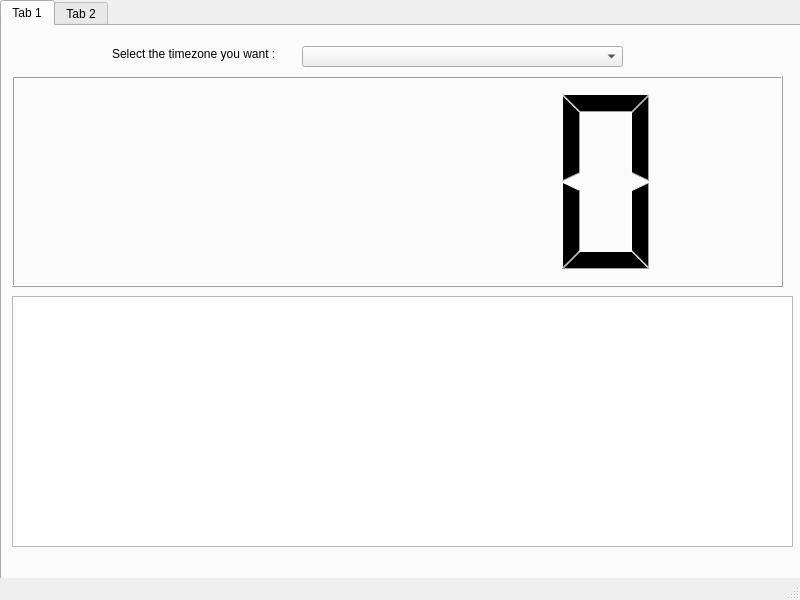
Above: maindesktopweadtwindow.ui from Vicken-Ghoubiguian/desktopWeaDTApp before the change. Below: the same form after it.
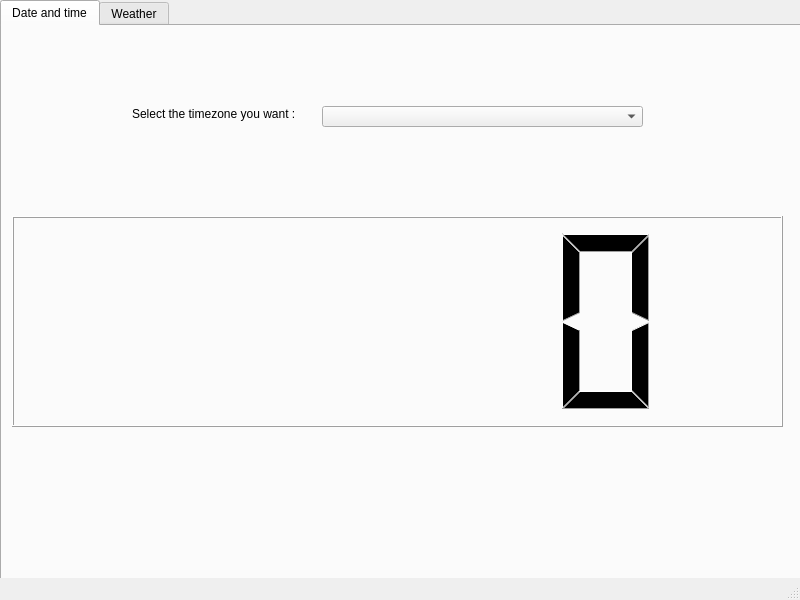
That is the form after the change.

```diff
--- a/maindesktopweadtwindow.ui
+++ b/maindesktopweadtwindow.ui
@@ -27,20 +27,7 @@
      <string/>
     </property>
    </widget>
-   <widget class="QLabel" name="weatherDisplayer">
-    <property name="geometry">
-     <rect>
-      <x>540</x>
-      <y>90</y>
-      <width>241</width>
-      <height>181</height>
-     </rect>
-    </property>
-    <property name="text">
-     <string/>
-    </property>
-   </widget>
-   <widget class="QTabWidget" name="tabWidget">
+   <widget class="QTabWidget" name="tabWidgetOfInterface">
     <property name="geometry">
      <rect>
       <x>0</x>
@@ -49,15 +36,18 @@
       <height>581</height>
      </rect>
     </property>
-    <widget class="QWidget" name="tab">
+    <property name="currentIndex">
+     <number>0</number>
+    </property>
+    <widget class="QWidget" name="dateTimeTab">
      <attribute name="title">
-      <string>Tab 1</string>
+      <string>Date and time</string>
      </attribute>
      <widget class="QLabel" name="labelOfIANATimezones">
       <property name="geometry">
        <rect>
-        <x>110</x>
-        <y>20</y>
+        <x>130</x>
+        <y>80</y>
         <width>191</width>
         <height>16</height>
        </rect>
@@ -69,8 +59,8 @@
      <widget class="QComboBox" name="comboBoxOfIANATimezones">
       <property name="geometry">
        <rect>
-        <x>300</x>
-        <y>20</y>
+        <x>320</x>
+        <y>80</y>
         <width>321</width>
         <height>21</height>
        </rect>
@@ -80,28 +70,28 @@
       <property name="geometry">
        <rect>
         <x>10</x>
-        <y>50</y>
+        <y>190</y>
         <width>771</width>
         <height>211</height>
        </rect>
       </property>
      </widget>
+    </widget>
+    <widget class="QWidget" name="weatherTab">
+     <attribute name="title">
+      <string>Weather</string>
+     </attribute>
      <widget class="QTextBrowser" name="weatherTextDisplay">
       <property name="geometry">
        <rect>
         <x>10</x>
-        <y>270</y>
+        <y>250</y>
         <width>781</width>
         <height>251</height>
        </rect>
       </property>
      </widget>
     </widget>
-    <widget class="QWidget" name="tab_2">
-     <attribute name="title">
-      <string>Tab 2</string>
-     </attribute>
-    </widget>
    </widget>
   </widget>
   <widget class="QStatusBar" name="statusbar"/>
```
